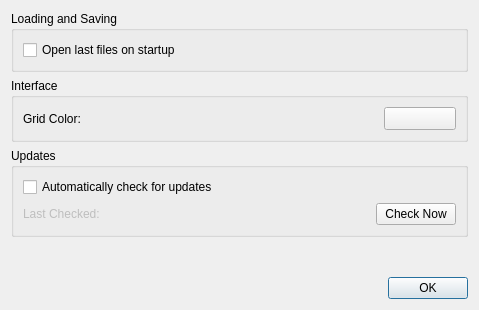
First picture: the form in src/preferencesdialog.ui, repository ricardoquesada/vchar64, before the edit.
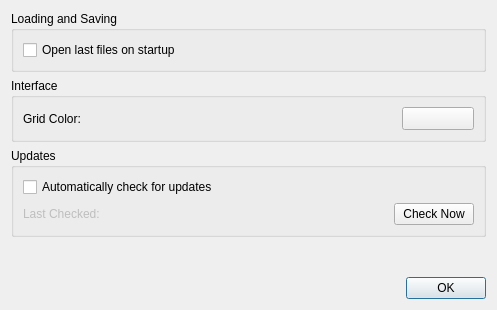
Second picture: the form after the edit.

Commit message: translations: Spanish updated

Diff of the .ui file:
```diff
--- a/src/preferencesdialog.ui
+++ b/src/preferencesdialog.ui
@@ -6,7 +6,7 @@
    <rect>
     <x>0</x>
     <y>0</y>
-    <width>479</width>
+    <width>497</width>
     <height>310</height>
    </rect>
   </property>
```
Left out of the diff: 2 changed lines with no effect on the pictures. The commit also changes 1 other file.
